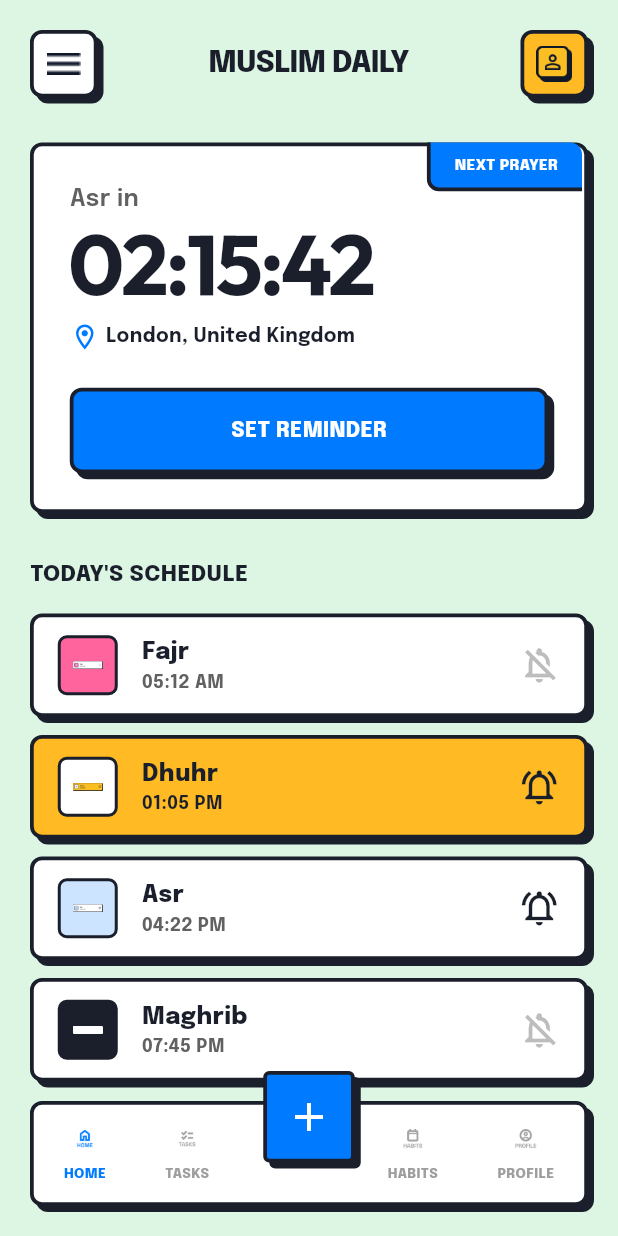
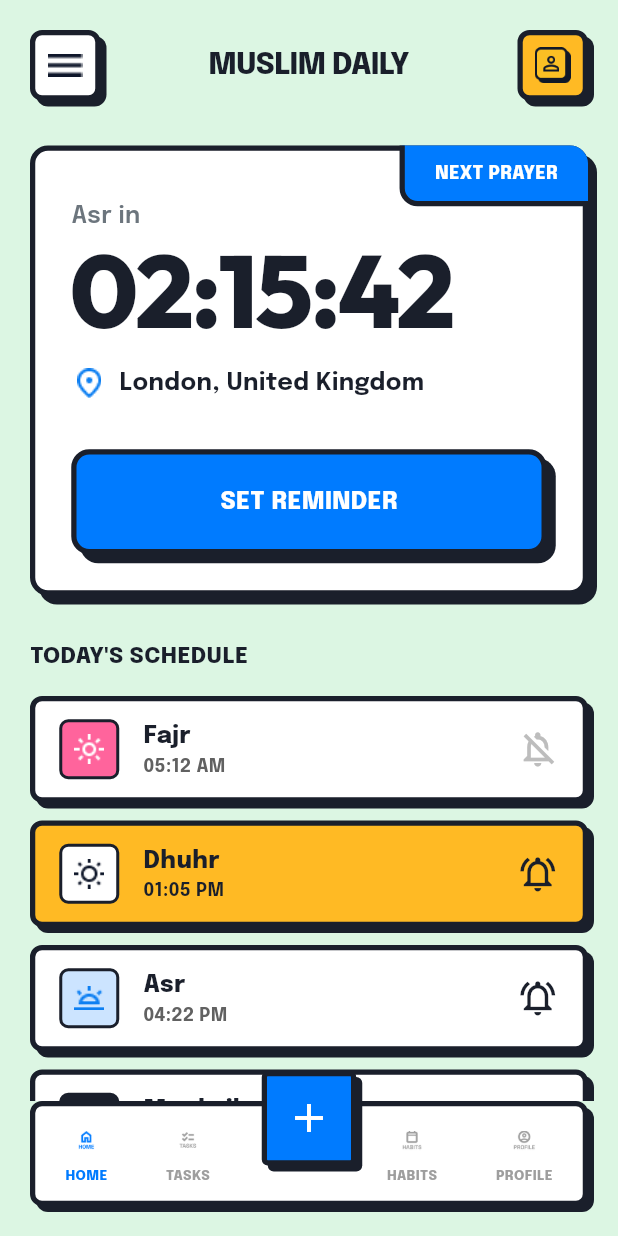
Before and after one commit to RizWithYa/Daypath, a Flutter app: the screen it shows after launch, on a phone screen of 412 x 824 dp. Run offline on Flutter 3.47's test engine with Material 3 defaults, Android fonts, the phone set to English and light mode, and no system bars; our stand-ins replace google_fonts.

Commit message:
Change Logo

```diff
--- a/lib/main.dart
+++ b/lib/main.dart
@@ -70,7 +70,8 @@ class MainPage extends StatelessWidget {
               Stack(
                 children: [
                   NeuBox(
-                    padding: const EdgeInsets.all(24),
+                    padding: const EdgeInsets.fromLTRB(24, 32, 24, 24),
+                    borderRadius: 12,
                     child: Column(
                       crossAxisAlignment: CrossAxisAlignment.start,
                       children: [
@@ -79,48 +80,50 @@ class MainPage extends StatelessWidget {
                           style: TextStyle(
                             fontSize: 16,
                             fontWeight: FontWeight.w600,
-                            color: Colors.grey[700],
+                            color: const Color(0xFF6C757D),
                           ),
                         ),
+                        const SizedBox(height: 4),
                         Text(
                           '02:15:42',
                           style: GoogleFonts.outfit(
-                            fontSize: 56,
-                            fontWeight: FontWeight.w700,
+                            fontSize: 68,
+                            fontWeight: FontWeight.w800,
                             color: darkColor,
-                            height: 1.1,
+                            height: 1.0,
                             letterSpacing: -2,
                           ),
                         ),
-                        const SizedBox(height: 8),
+                        const SizedBox(height: 16),
                         Row(
                           children: [
-                            const Icon(Icons.location_on_outlined, color: Color(0xFF007BFF), size: 20),
-                            const SizedBox(width: 4),
+                            Image.asset('icon/main_icon/Location.png', width: 24, height: 24),
+                            const SizedBox(width: 8),
                             Text(
                               'London, United Kingdom',
-                              style: TextStyle(
-                                fontSize: 13,
+                              style: GoogleFonts.epilogue(
+                                fontSize: 16,
                                 fontWeight: FontWeight.w700,
                                 color: darkColor,
                               ),
                             ),
                           ],
                         ),
-                        const SizedBox(height: 24),
+                        const SizedBox(height: 32),
                         SizedBox(
                           width: double.infinity,
                           child: NeuButton(
                             onTap: () {},
                             color: const Color(0xFF007BFF),
-                            padding: const EdgeInsets.symmetric(vertical: 16),
+                            padding: const EdgeInsets.symmetric(vertical: 20),
+                            borderRadius: 12,
                             child: const Center(
                               child: Text(
                                 'SET REMINDER',
                                 style: TextStyle(
                                   color: Colors.white,
                                   fontWeight: FontWeight.w800,
-                                  fontSize: 14,
+                                  fontSize: 16,
                                 ),
                               ),
                             ),
@@ -131,18 +134,18 @@ class MainPage extends StatelessWidget {
                   ),
                   Positioned(
                     top: 0,
-                    right: 4, // Inside the border offset
+                    right: 0,
                     child: Container(
-                      padding: const EdgeInsets.symmetric(horizontal: 16, vertical: 8),
+                      padding: const EdgeInsets.symmetric(horizontal: 20, vertical: 10),
                       decoration: const BoxDecoration(
                         color: Color(0xFF007BFF),
                         border: Border(
-                          bottom: BorderSide(color: darkColor, width: 2.5),
-                          left: BorderSide(color: darkColor, width: 2.5),
+                          bottom: BorderSide(color: darkColor, width: 3.5),
+                          left: BorderSide(color: darkColor, width: 3.5),
                         ),
                         borderRadius: BorderRadius.only(
-                          topRight: Radius.circular(8),
-                          bottomLeft: Radius.circular(8),
+                          topRight: Radius.circular(12),
+                          bottomLeft: Radius.circular(12),
                         ),
                       ),
                       child: const Text(
@@ -150,7 +153,7 @@ class MainPage extends StatelessWidget {
                         style: TextStyle(
                           color: Colors.white,
                           fontWeight: FontWeight.w800,
-                          fontSize: 10,
+                          fontSize: 12,
                         ),
                       ),
                     ),
@@ -279,11 +282,11 @@ class NeuBox extends StatelessWidget {
       decoration: BoxDecoration(
         color: backgroundColor,
         borderRadius: BorderRadius.circular(borderRadius),
-        border: Border.all(color: const Color(0xFF1A1F2B), width: 2.5),
-        boxShadow: const [
+        border: Border.all(color: const Color(0xFF1A1F2B), width: 3.5),
+        boxShadow: [
           BoxShadow(
-            color: Color(0xFF1A1F2B),
-            offset: Offset(4, 4),
+            color: const Color(0xFF1A1F2B),
+            offset: Offset(borderRadius > 8 ? 6 : 4, borderRadius > 8 ? 6 : 4),
             blurRadius: 0,
           )
         ],
```
Also changed, not shown: icon/main_icon/Asr.png, icon/main_icon/Dhuhr.png, icon/main_icon/Fajr.png, icon/main_icon/Maghrib.png.
